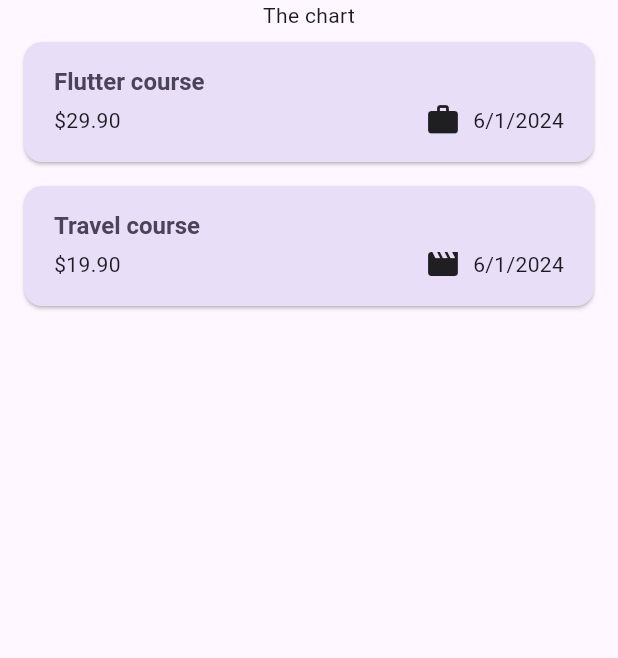
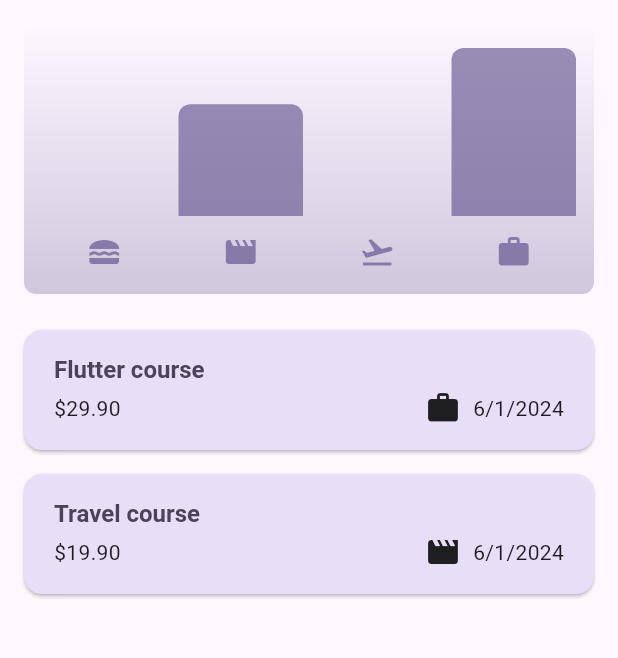
Before and after one commit to KarlieKKY/expense_tracker, a Flutter app: the screen it shows after launch, on a phone screen of 412 x 824 dp, the part 84-742 px from its top. Run offline on Flutter 3.47's test engine with Material 3 defaults, Android fonts, the phone set to English and light mode, and no system bars.

Commit message:
add summary chart bar

```diff
--- a/lib/models/expense.dart
+++ b/lib/models/expense.dart
@@ -33,3 +33,28 @@ class Expense {
     return formatter.format(date);
   }
 }
+
+class ExpenseBucket {
+  const ExpenseBucket({
+    required this.category,
+    required this.expenses,
+  });
+
+  // forCategory is a named constructor for ExpenseBucket
+  ExpenseBucket.forCategory(List<Expense> allExpenses, this.category)
+      : expenses = allExpenses
+            .where((expense) => expense.category == category)
+            .toList();
+
+  final Category category;
+  final List<Expense> expenses;
+
+  double get totalExpenses {
+    double sum = 0;
+
+    for (final expense in expenses) {
+      sum += expense.amount;
+    }
+    return sum;
+  }
+}
--- /dev/null
+++ b/lib/widgets/chart/chart.dart
@@ -0,0 +1,95 @@
+import 'package:flutter/material.dart';
+
+import 'package:expense_tracker/widgets/chart/chart_bar.dart';
+import 'package:expense_tracker/models/expense.dart';
+
+class Chart extends StatelessWidget {
+  const Chart({super.key, required this.expenses});
+
+  final List<Expense> expenses;
+
+  List<ExpenseBucket> get buckets {
+    return [
+      ExpenseBucket.forCategory(expenses, Category.food),
+      ExpenseBucket.forCategory(expenses, Category.leisure),
+      ExpenseBucket.forCategory(expenses, Category.travel),
+      ExpenseBucket.forCategory(expenses, Category.work),
+    ];
+  }
+
+  double get maxTotalExpense {
+    double maxTotalExpense = 0;
+
+    for (final bucket in buckets) {
+      if (bucket.totalExpenses > maxTotalExpense) {
+        maxTotalExpense = bucket.totalExpenses;
+      }
+    }
+
+    return maxTotalExpense;
+  }
+
+  @override
+  Widget build(BuildContext context) {
+    final isDarkMode =
+        MediaQuery.of(context).platformBrightness == Brightness.dark;
+    return Container(
+      margin: const EdgeInsets.all(16),
+      padding: const EdgeInsets.symmetric(
+        vertical: 16,
+        horizontal: 8,
+      ),
+      width: double.infinity,
+      height: 180,
+      decoration: BoxDecoration(
+        borderRadius: BorderRadius.circular(8),
+        gradient: LinearGradient(
+          colors: [
+            Theme.of(context).colorScheme.primary.withOpacity(0.3),
+            Theme.of(context).colorScheme.primary.withOpacity(0.0)
+          ],
+          begin: Alignment.bottomCenter,
+          end: Alignment.topCenter,
+        ),
+      ),
+      child: Column(
+        children: [
+          Expanded(
+            child: Row(
+              crossAxisAlignment: CrossAxisAlignment.end,
+              children: [
+                for (final bucket in buckets) // alternative to map()
+                  ChartBar(
+                    fill: bucket.totalExpenses == 0
+                        ? 0
+                        : bucket.totalExpenses / maxTotalExpense,
+                  )
+              ],
+            ),
+          ),
+          const SizedBox(height: 12),
+          Row(
+            children: buckets
+                .map(
+                  (bucket) => Expanded(
+                    child: Padding(
+                      padding: const EdgeInsets.symmetric(horizontal: 4),
+                      child: Icon(
+                        categoryIcons[bucket.category],
+                        color: isDarkMode
+                            ? Theme.of(context).colorScheme.secondary
+                            : Theme.of(context)
+                                .colorScheme
+                                .primary
+                                .withOpacity(0.7),
+                      ),
+                    ),
+                  ),
+                )
+                .toList(),
+          )
+        ],
+      ),
+    );
+  }
+}
--- /dev/null
+++ b/lib/widgets/chart/chart_bar.dart
@@ -0,0 +1,34 @@
+import 'package:flutter/material.dart';
+
+class ChartBar extends StatelessWidget {
+  const ChartBar({
+    super.key,
+    required this.fill,
+  });
+
+  final double fill;
+
+  @override
+  Widget build(BuildContext context) {
+    final isDarkMode =
+        MediaQuery.of(context).platformBrightness == Brightness.dark;
+    return Expanded(
+      child: Padding(
+        padding: const EdgeInsets.symmetric(horizontal: 4),
+        child: FractionallySizedBox(
+          heightFactor: fill,
+          child: DecoratedBox(
+            decoration: BoxDecoration(
+              shape: BoxShape.rectangle,
+              borderRadius:
+                  const BorderRadius.vertical(top: Radius.circular(8)),
+              color: isDarkMode
+                  ? Theme.of(context).colorScheme.secondary
+                  : Theme.of(context).colorScheme.primary.withOpacity(0.65),
+            ),
+          ),
+        ),
+      ),
+    );
+  }
+}
--- a/lib/widgets/expenses.dart
+++ b/lib/widgets/expenses.dart
@@ -3,6 +3,7 @@ import 'package:flutter/material.dart';
 import 'package:expense_tracker/models/expense.dart';
 import 'package:expense_tracker/widgets/expenses_list/expenses_list.dart';
 import 'package:expense_tracker/widgets/new_expense.dart';
+import 'package:expense_tracker/widgets/chart/chart.dart';
 
 class Expenses extends StatefulWidget {
   const Expenses({super.key});
@@ -84,7 +85,7 @@ class _ExpensesState extends State<Expenses> {
       ),
       body: Column(
         children: [
-          const Text('The chart'),
+          Chart(expenses: _registeredExpenses),
           Expanded(
             child: mainContent,
           )
```
